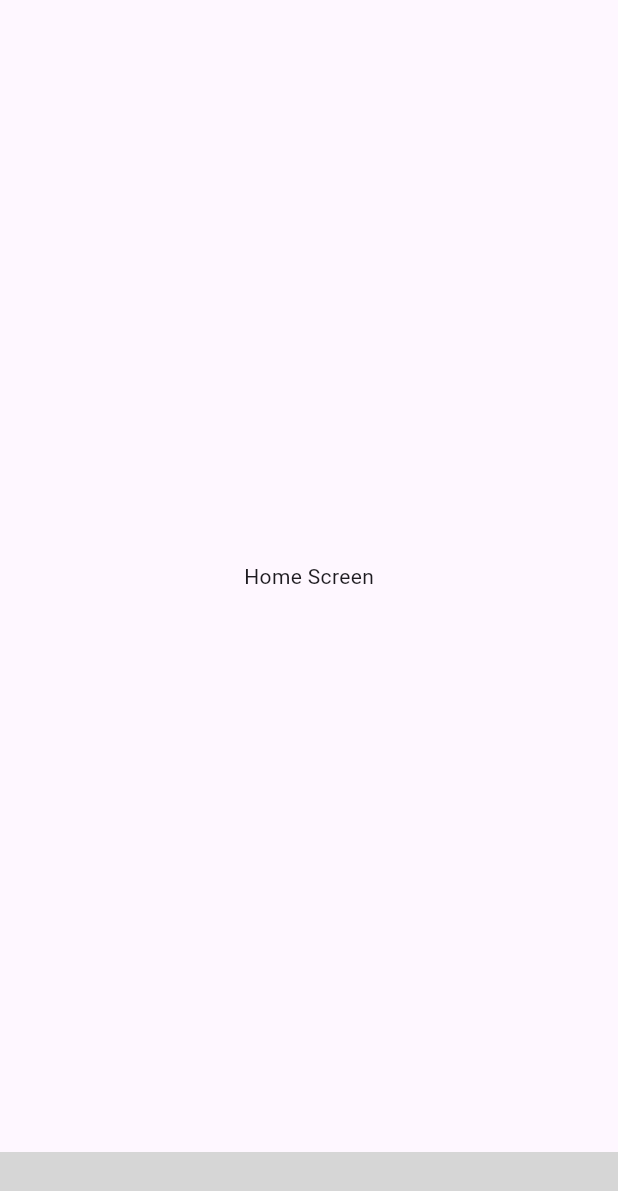
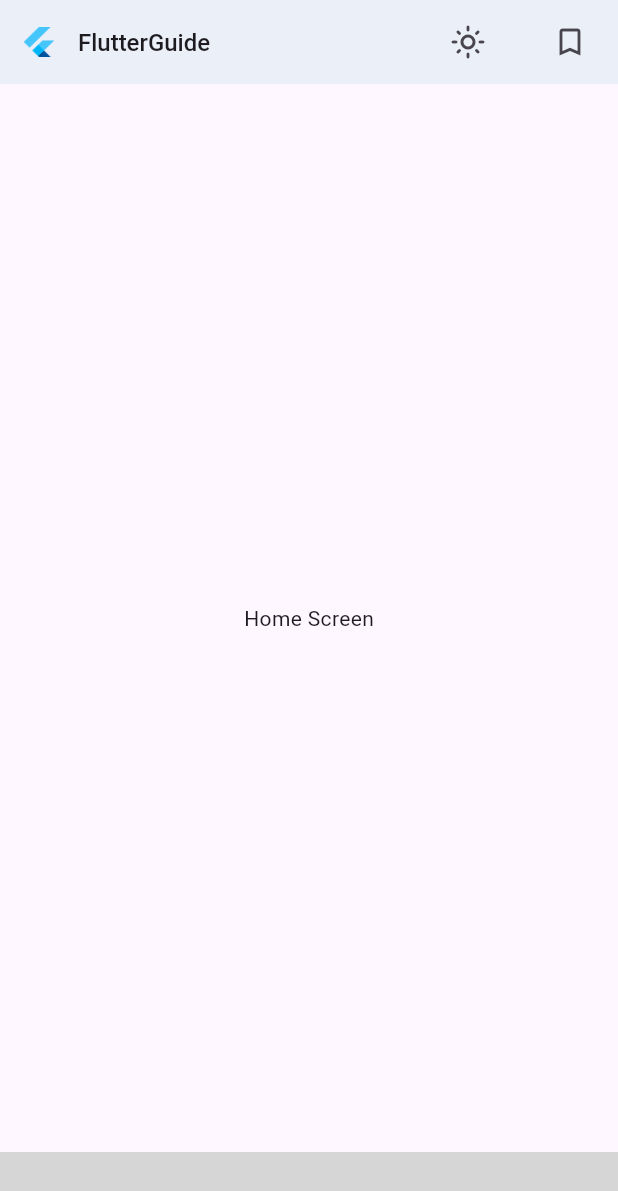
Before and after one commit to dariomatias-dev/flutter_guide, a Flutter app: the screen it shows after launch, on a phone screen of 412 x 824 dp. Shown: the top 1191 px of the screen. Run offline on Flutter 3.47's test engine with Material 3 defaults, Android fonts, the phone set to English and light mode, and no system bars; missing offline and left inert: salomon_bottom_bar_extend; grey boxes are pictures that could not be loaded.

Commit message:
feat: created main screen header
- Created the header of the main screen.
- Created application color class named FlutterGuideColors.

```diff
--- /dev/null
+++ b/lib/src/core/flutter_guide_colors.dart
@@ -0,0 +1,5 @@
+import 'package:flutter/material.dart';
+
+class FlutterGuideColors {
+  static const ligthBlue = Color(0xFFebeff8);
+}
--- a/lib/src/screens/main_screen/main_screen.dart
+++ b/lib/src/screens/main_screen/main_screen.dart
@@ -1,10 +1,12 @@
 import 'package:flutter/material.dart';
+import 'package:flutter_guide/src/core/flutter_guide_colors.dart';
 import 'package:salomon_bottom_bar_extend/salomon_bottom_bar.dart';
 
 import 'package:flutter_guide/src/screens/home_screen/home_screen.dart';
-import 'package:flutter_guide/src/screens/widgets_screen/widgets_screen.dart';
+import 'package:flutter_guide/src/screens/main_screen/widgets/mode_toggle_button_widget.dart';
 import 'package:flutter_guide/src/screens/packages_screen/packages_screen.dart';
 import 'package:flutter_guide/src/screens/settings_screen/settings_screen.dart';
+import 'package:flutter_guide/src/screens/widgets_screen/widgets_screen.dart';
 
 class MainScreen extends StatefulWidget {
   const MainScreen({super.key});
@@ -26,8 +28,41 @@ class _MainScreenState extends State<MainScreen> {
   @override
   Widget build(BuildContext context) {
     return Scaffold(
+      appBar: AppBar(
+        backgroundColor: FlutterGuideColors.ligthBlue,
+        title: Row(
+          children: [
+            Image.asset(
+              'assets/images/flutter_icon.png',
+              width: 20.0,
+              height: 20.0,
+              fit: BoxFit.cover,
+            ),
+            const SizedBox(width: 16.0),
+            const Text(
+              'FlutterGuide',
+              style: TextStyle(
+                fontSize: 16.0,
+                fontWeight: FontWeight.w500,
+              ),
+            ),
+          ],
+        ),
+        actions: [
+          const ModeToggleButtonWidget(),
+          const SizedBox(width: 20.0),
+          IconButton(
+            onPressed: () {},
+            icon: const Icon(
+              Icons.bookmark_border,
+            ),
+          ),
+          const SizedBox(width: 8.0),
+        ],
+      ),
       body: screens[screenIndex],
       bottomNavigationBar: SalomonBottomBar(
+        backgroundColor: FlutterGuideColors.ligthBlue,
         currentIndex: screenIndex,
         onTap: (value) {
           setState(() {
@@ -36,22 +71,26 @@ class _MainScreenState extends State<MainScreen> {
         },
         items: [
           SalomonBottomBarItem(
-            icon: const Icon(Icons.home),
+            unselectedColor: Colors.grey.shade900,
+            icon: const Icon(Icons.home_outlined),
             title: const Text("Home"),
             selectedColor: Colors.blue,
           ),
           SalomonBottomBarItem(
-            icon: const Icon(Icons.extension),
+            unselectedColor: Colors.grey.shade900,
+            icon: const Icon(Icons.extension_outlined),
             title: const Text("Widgets"),
             selectedColor: Colors.blue,
           ),
           SalomonBottomBarItem(
-            icon: const Icon(Icons.archive),
+            unselectedColor: Colors.grey.shade900,
+            icon: const Icon(Icons.archive_outlined),
             title: const Text("Packages"),
             selectedColor: Colors.blue,
           ),
           SalomonBottomBarItem(
-            icon: const Icon(Icons.settings),
+            unselectedColor: Colors.grey.shade900,
+            icon: const Icon(Icons.settings_outlined),
             title: const Text("Settings"),
             selectedColor: Colors.blue,
           ),
--- /dev/null
+++ b/lib/src/screens/main_screen/widgets/mode_toggle_button_widget.dart
@@ -0,0 +1,26 @@
+import 'package:flutter/material.dart';
+
+class ModeToggleButtonWidget extends StatefulWidget {
+  const ModeToggleButtonWidget({super.key});
+
+  @override
+  State<ModeToggleButtonWidget> createState() => _ModeToggleButtonWidgetState();
+}
+
+class _ModeToggleButtonWidgetState extends State<ModeToggleButtonWidget> {
+  bool isBrightnessMode = true;
+
+  @override
+  Widget build(BuildContext context) {
+    return IconButton(
+      onPressed: () {
+        setState(() {
+          isBrightnessMode = !isBrightnessMode;
+        });
+      },
+      icon: Icon(
+        isBrightnessMode ? Icons.light_mode_outlined : Icons.dark_mode_outlined,
+      ),
+    );
+  }
+}
--- a/pubspec.yaml
+++ b/pubspec.yaml
@@ -60,9 +60,8 @@ flutter:
   uses-material-design: true
 
   # To add assets to your application, add an assets section, like this:
-  # assets:
-  #   - images/a_dot_burr.jpeg
-  #   - images/a_dot_ham.jpeg
+  assets:
+    - assets/images/
 
   # An image asset can refer to one or more resolution-specific "variants", see
   # https://flutter.dev/assets-and-images/#resolution-aware
```
Also changed, not shown: assets/images/flutter_icon.png (added).
